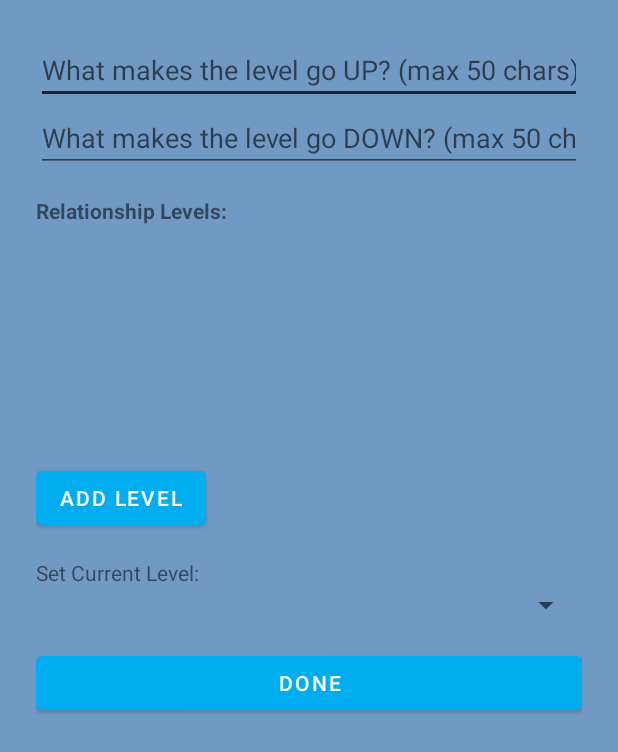
After one commit to Albirich/RealmsAI, an Android app built with Jetpack Compose: the layout activity_relationship_level_editor.xml on its own in the app's theme, with its tools: preview values and no code run, on a phone screen of 412 x 824 dp. The commit adds this screen. Shown: the top 752 px of the screen. Run offline under Robolectric (Android 15) with nearby library versions, the phone set to English and light mode, and no system bars.

Commit message:
we are working on rpg mode right now. implemented the above table prompts.

```diff
--- a/app/src/main/java/com/example/RealmsAI/ParticipantRelationshipAdapter.kt
+++ b/app/src/main/java/com/example/RealmsAI/ParticipantRelationshipAdapter.kt
@@ -81,7 +81,7 @@ class ParticipantRelationshipAdapter(
         }
     }
     inner class RelationshipRowHolder(view: View) : RecyclerView.ViewHolder(view) {
-        private val toNameEdit = view.findViewById<EditText>(R.id.relationshipToNameEdit)
+        private val toNameEdit = view.findViewById<TextView>(R.id.relationshipToNameEdit)
         private val type = view.findViewById<TextView>(R.id.relationshipType)
         private val summary = view.findViewById<TextView>(R.id.relationshipSummaryEdit)
         private val btnDelete = view.findViewById<ImageButton>(R.id.btnDeleteRelationship)
--- a/app/src/main/java/com/example/RealmsAI/network/OpenAiService.kt
+++ b/app/src/main/java/com/example/RealmsAI/network/OpenAiService.kt
@@ -9,7 +9,7 @@ interface OpenAiService {
 }
 
 data class OpenAiChatRequest(
-    val model: String = "gpt-4.1-mini-2025-04-14",
+    val model: String = "gpt-4o-mini-2024-07-18",
     val messages: List<Message>    // <-- uses the shared Message
 )
 
--- /dev/null
+++ b/app/src/main/res/layout/activity_relationship_level_editor.xml
@@ -0,0 +1,66 @@
+<LinearLayout xmlns:android="http://schemas.android.com/apk/res/android"
+    android:id="@+id/relationshipLevelRoot"
+    android:layout_width="match_parent"
+    android:layout_height="match_parent"
+    android:padding="24dp"
+    android:orientation="vertical">
+
+    <!-- Up Trigger -->
+    <EditText
+        android:id="@+id/upTriggerEdit"
+        android:layout_width="match_parent"
+        android:layout_height="wrap_content"
+        android:hint="What makes the level go UP? (max 50 chars)"
+        android:maxLength="50"
+        android:inputType="text"/>
+
+    <!-- Down Trigger -->
+    <EditText
+        android:id="@+id/downTriggerEdit"
+        android:layout_width="match_parent"
+        android:layout_height="wrap_content"
+        android:hint="What makes the level go DOWN? (max 50 chars)"
+        android:maxLength="50"
+        android:inputType="text"/>
+
+    <!-- Levels List -->
+    <TextView
+        android:layout_width="match_parent"
+        android:layout_height="wrap_content"
+        android:text="Relationship Levels:"
+        android:textStyle="bold"
+        android:paddingTop="16dp"/>
+
+    <androidx.recyclerview.widget.RecyclerView
+        android:id="@+id/levelsRecycler"
+        android:layout_width="match_parent"
+        android:layout_height="150dp"
+        android:layout_marginBottom="8dp"/>
+
+    <!-- Add Level Button -->
+    <Button
+        android:id="@+id/btnAddLevel"
+        android:layout_width="wrap_content"
+        android:layout_height="wrap_content"
+        android:text="Add Level" />
+
+    <!-- Current Level Picker -->
+    <TextView
+        android:layout_width="match_parent"
+        android:layout_height="wrap_content"
+        android:text="Set Current Level:"
+        android:paddingTop="16dp"/>
+    <Spinner
+        android:id="@+id/currentLevelSpinner"
+        android:layout_width="match_parent"
+        android:layout_height="wrap_content"/>
+
+    <!-- Save Button -->
+    <Button
+        android:id="@+id/btnSaveLevel"
+        android:layout_width="match_parent"
+        android:layout_height="wrap_content"
+        android:text="Done"
+        android:layout_marginTop="16dp"/>
+
+</LinearLayout>
```
Also changed, not shown: app/src/main/java/com/example/RealmsAI/CharacterRelationshipsActivity.kt (+27 -1 lines), app/src/main/java/com/example/RealmsAI/MainActivity.kt (+82 -44 lines), app/src/main/java/com/example/RealmsAI/RelationshipLevelAdapter.kt (added, +44 -0 lines), app/src/main/java/com/example/RealmsAI/RelationshipLevelEditorActivity.kt (added, +85 -0 lines), app/src/main/java/com/example/RealmsAI/SessionLandingActivity.kt (+7 -5 lines), app/src/main/java/com/example/RealmsAI/SimpleRelationshipAdapter.kt (+13 -9 lines), app/src/main/java/com/example/RealmsAI/ai/PromptBuilder.kt (+33 -7 lines), app/src/main/java/com/example/RealmsAI/models/Relationship.kt (+15 -4 lines), app/src/main/res/layout/item_relationship_level.xml (added, +38 -0 lines), app/src/main/res/layout/item_relationship_row.xml (+28 -16 lines), app/src/main/res/drawable/ic_lvl.png (added).
